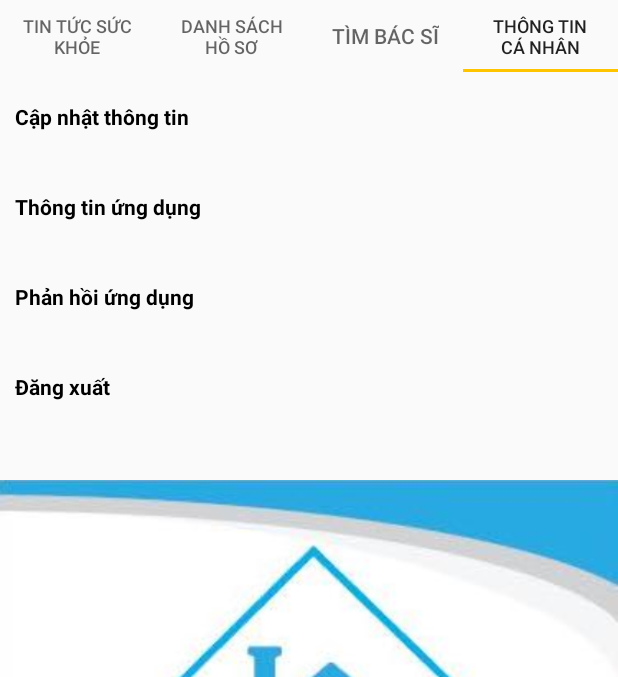
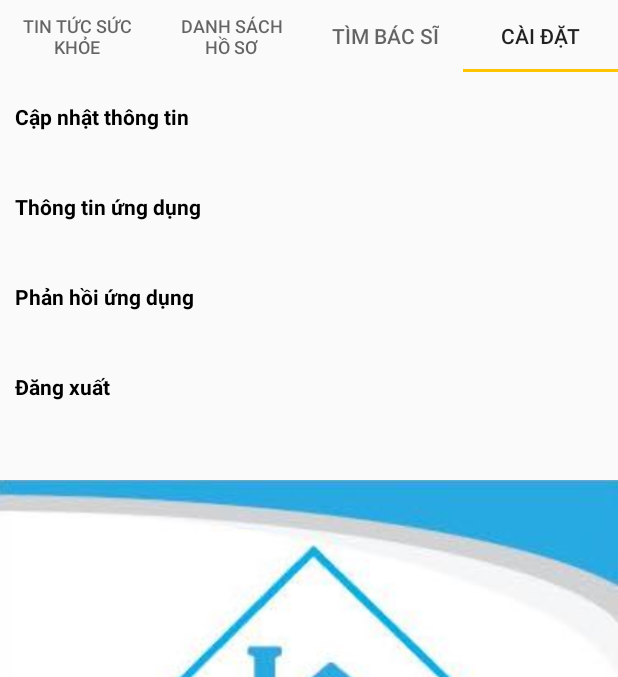
Before and after one commit to AuNguyenTrungNguyen/FamilyDoctor, an Android app: the screen it shows after launch (MainActivity), tab 4 chosen, on a phone screen of 412 x 824 dp, the part 84-761 px from its top. Run offline under Robolectric (Android 15) with nearby library versions, the phone set to English and light mode, and no system bars; our stand-ins replace Firebase (no records; nobody signed in at launch, a user with empty details on screens opened directly); pictures from the network do not load.

Commit message:
Làm Tab2 Fragment: FragmentHoSoBenhAn Layout: fragment_ho_so_benh_an

```diff
--- a/app/src/main/java/android/familydoctor/Activity/MainActivity.java
+++ b/app/src/main/java/android/familydoctor/Activity/MainActivity.java
@@ -7,7 +7,7 @@ import android.content.pm.PackageManager;
 import android.familydoctor.Adapter.ViewPagerAdapter;
 import android.familydoctor.Fragment.DanhSachBacSi_BenhNhan;
 import android.familydoctor.Fragment.FragmentCaiDat;
-import android.familydoctor.Fragment.HoSoBenhAn;
+import android.familydoctor.Fragment.FragmentHoSoBenhAn;
 import android.familydoctor.Fragment.TinTucSucKhoe;
 import android.familydoctor.R;
 import android.net.Uri;
@@ -68,7 +68,7 @@ public class MainActivity extends AppCompatActivity {
         titles.add("Tin tức sức khỏe");
         titles.add("Danh sách hồ sơ");
         titles.add("Tìm Bác sĩ");
-        titles.add("Thông tin cá nhân");
+        titles.add("Cài đặt");
         mTabLayout.addTab(mTabLayout.newTab().setText(titles.get(0)));
         mTabLayout.addTab(mTabLayout.newTab().setText(titles.get(1)));
         mTabLayout.addTab(mTabLayout.newTab().setText(titles.get(2)));
@@ -76,7 +76,7 @@ public class MainActivity extends AppCompatActivity {
 
         List<Fragment> fragments = new ArrayList<>();
         fragments.add(new TinTucSucKhoe());
-        fragments.add(new HoSoBenhAn());
+        fragments.add(new FragmentHoSoBenhAn());
         fragments.add(new DanhSachBacSi_BenhNhan());
         fragments.add(new FragmentCaiDat());
 
--- a/app/src/main/java/android/familydoctor/Fragment/DanhSachBacSi_BenhNhan.java
+++ b/app/src/main/java/android/familydoctor/Fragment/DanhSachBacSi_BenhNhan.java
@@ -83,8 +83,10 @@ public class DanhSachBacSi_BenhNhan extends Fragment implements View.OnClickList
 
         LocationManager lm = (LocationManager) getContext().getSystemService(Context.LOCATION_SERVICE);
         Location location = lm.getLastKnownLocation(LocationManager.GPS_PROVIDER);
-        longtitudeGPS = location.getLongitude();
-        latitudeGPS = location.getLatitude();
+        if(location != null){
+            longtitudeGPS = location.getLongitude();
+            latitudeGPS = location.getLatitude();
+        }
 
         Toast.makeText(getContext(), latitudeGPS + "   " + longtitudeGPS, Toast.LENGTH_SHORT).show();
         Log.d("TOADO", latitudeGPS + "   " + longtitudeGPS);
--- /dev/null
+++ b/app/src/main/java/android/familydoctor/Fragment/FragmentHoSoBenhAn.java
@@ -0,0 +1,29 @@
+package android.familydoctor.Fragment;
+
+/**
+ * Created by ASUS on 27/05/2017.
+ */
+
+import android.familydoctor.R;
+import android.os.Bundle;
+import android.support.annotation.Nullable;
+import android.support.v4.app.Fragment;
+import android.view.LayoutInflater;
+import android.view.View;
+import android.view.ViewGroup;
+
+
+public class FragmentHoSoBenhAn extends Fragment {
+    @Override
+    public View onCreateView(LayoutInflater inflater, ViewGroup container, Bundle savedInstanceState) {
+        View rootView = inflater.inflate(R.layout.fragment_ho_so_benh_an, container, false);
+
+        return rootView;
+    }
+
+    @Override
+    public void onCreate(@Nullable Bundle savedInstanceState) {
+        super.onCreate(savedInstanceState);
+
+    }
+}
--- a/app/src/main/java/android/familydoctor/Fragment/HoSoBenhAn.java
+++ /dev/null
@@ -1,72 +0,0 @@
-package android.familydoctor.Fragment;
-
-/**
- * Created by ASUS on 27/05/2017.
- */
-
-import android.familydoctor.Adapter.ItemHoSoBenh_Adapter;
-import android.familydoctor.Adapter.Item;
-import android.familydoctor.Class.BacSi;
-import android.familydoctor.R;
-import android.support.annotation.Nullable;
-import android.support.v4.app.Fragment;
-import android.os.Bundle;
-import android.support.v7.widget.LinearLayoutManager;
-import android.support.v7.widget.RecyclerView;
-import android.view.LayoutInflater;
-import android.view.View;
-import android.view.ViewGroup;
-
-import com.google.firebase.database.DatabaseReference;
-import com.google.firebase.database.FirebaseDatabase;
-
-import java.util.ArrayList;
-import java.util.List;
-
-
-public class HoSoBenhAn extends Fragment {
-
-    private List<Item> listItem_CanMua = new ArrayList<>();
-    private List<BacSi> listTenBacSi = new ArrayList<>();
-    private ItemHoSoBenh_Adapter adapter_CanMua;
-    private RecyclerView recyclerView_CanMua;
-
-    private DatabaseReference databaseReference;
-    private String id;
-
-    final String NONG_SAN_MUA = "NONG_SAN_MUA";
-
-    private String tenngtao;
-
-    @Override
-    public View onCreateView(LayoutInflater inflater, ViewGroup container, Bundle savedInstanceState) {
-        View rootView = inflater.inflate(R.layout.tab2_hoso_benh, container, false);
-
-        databaseReference= FirebaseDatabase.getInstance().getReference();
-        databaseReference.child("NONG_SAN_MUA");
-
-
-        recyclerView_CanMua = (RecyclerView) rootView.findViewById(R.id.recyclerView_CanMua);
-        adapter_CanMua = new ItemHoSoBenh_Adapter(listItem_CanMua,this.getContext());
-
-        LinearLayoutManager layoutManager = new LinearLayoutManager(this.getActivity());
-        layoutManager.setOrientation(LinearLayoutManager.VERTICAL);
-
-        recyclerView_CanMua.setLayoutManager(layoutManager);
-        recyclerView_CanMua.setAdapter(adapter_CanMua);
-
-        even();
-
-        return rootView;
-    }
-
-    @Override
-    public void onCreate(@Nullable Bundle savedInstanceState) {
-        super.onCreate(savedInstanceState);
-
-
-    }
-    public void even(){
-
-    }
-}
--- a/app/src/main/res/layout/tab2_hoso_benh.xml
+++ b/app/src/main/res/layout/fragment_ho_so_benh_an.xml
@@ -1,14 +1,12 @@
 <LinearLayout xmlns:android="http://schemas.android.com/apk/res/android"
-    xmlns:tools="http://schemas.android.com/tools"
     android:layout_width="match_parent"
-    android:layout_height="match_parent"
-    >
+    android:orientation="vertical"
+    android:layout_height="match_parent">
 
     <android.support.v7.widget.RecyclerView
         android:layout_width="match_parent"
         android:layout_height="match_parent"
-        android:id="@+id/recyclerView_CanMua">
-
+        android:id="@+id/recyclerViewHoSoBenhAn">
     </android.support.v7.widget.RecyclerView>
 
 </LinearLayout>
--- a/app/src/main/res/layout/tab4_thongtincanhan.xml
+++ /dev/null
@@ -1,6 +0,0 @@
-<?xml version="1.0" encoding="utf-8"?>
-<LinearLayout xmlns:android="http://schemas.android.com/apk/res/android"
-    android:orientation="vertical" android:layout_width="match_parent"
-    android:layout_height="match_parent">
-
-</LinearLayout>
```
